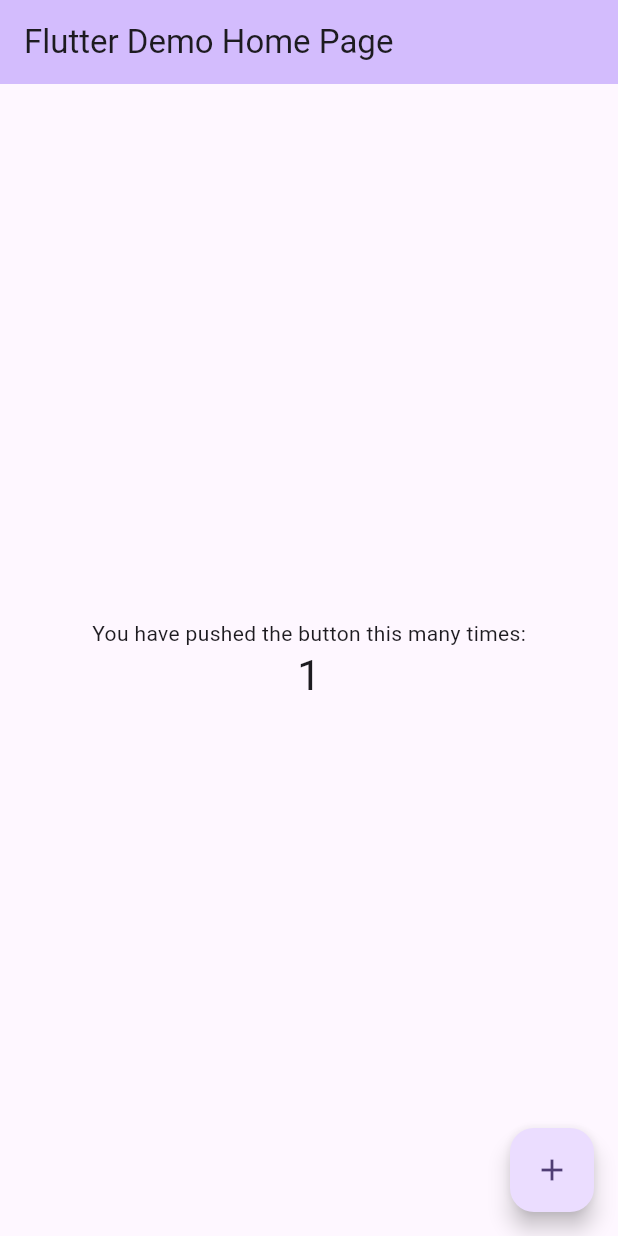
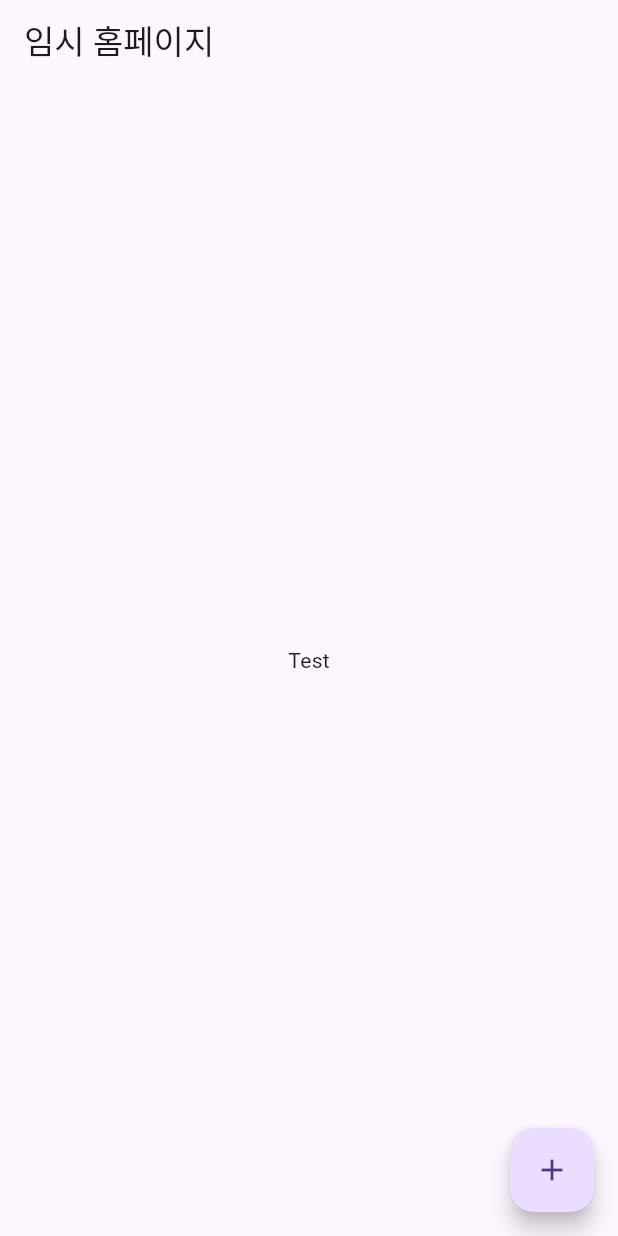
Before and after one commit to jang08089/flutter_shopping, a Flutter app: the screen it shows after launch, after a tap on the "add" icon, on a phone screen of 412 x 824 dp. Run offline on Flutter 3.47's test engine with Material 3 defaults, Android fonts, the phone set to English and light mode, and no system bars.

Commit message:
setup: project structure

```diff
--- a/lib/home_page.dart
+++ b/lib/home_page.dart
@@ -0,0 +1,18 @@
+import 'package:flutter/material.dart';
+
+class HomePage extends StatelessWidget {
+  @override
+  Widget build(BuildContext context) {
+    return Scaffold(
+      appBar: AppBar(title: Text("임시 홈페이지")),
+      body: Center(child: Text("Test")),
+
+      floatingActionButton: FloatingActionButton(
+        onPressed: () {
+          Navigator.pushNamed(context, "/add-product");
+        },
+        child: Icon(Icons.add),
+      ),
+    );
+  }
+}
--- a/lib/main.dart
+++ b/lib/main.dart
@@ -1,4 +1,5 @@
 import 'package:flutter/material.dart';
+import 'home_page.dart';
 
 void main() {
   runApp(const MyApp());
@@ -7,116 +8,8 @@ void main() {
 class MyApp extends StatelessWidget {
   const MyApp({super.key});
 
-  // This widget is the root of your application.
   @override
   Widget build(BuildContext context) {
-    return MaterialApp(
-      title: 'Flutter Demo',
-      theme: ThemeData(
-        // This is the theme of your application.
-        //
-        // TRY THIS: Try running your application with "flutter run". You'll see
-        // the application has a purple toolbar. Then, without quitting the app,
-        // try changing the seedColor in the colorScheme below to Colors.green
-        // and then invoke "hot reload" (save your changes or press the "hot
-        // reload" button in a Flutter-supported IDE, or press "r" if you used
-        // the command line to start the app).
-        //
-        // Notice that the counter didn't reset back to zero; the application
-        // state is not lost during the reload. To reset the state, use hot
-        // restart instead.
-        //
-        // This works for code too, not just values: Most code changes can be
-        // tested with just a hot reload.
-        colorScheme: ColorScheme.fromSeed(seedColor: Colors.deepPurple),
-      ),
-      home: const MyHomePage(title: 'Flutter Demo Home Page'),
-    );
+    return MaterialApp(home: HomePage());
   }
 }
-
-class MyHomePage extends StatefulWidget {
-  const MyHomePage({super.key, required this.title});
-
-  // This widget is the home page of your application. It is stateful, meaning
-  // that it has a State object (defined below) that contains fields that affect
-  // how it looks.
-
-  // This class is the configuration for the state. It holds the values (in this
-  // case the title) provided by the parent (in this case the App widget) and
-  // used by the build method of the State. Fields in a Widget subclass are
-  // always marked "final".
-
-  final String title;
-
-  @override
-  State<MyHomePage> createState() => _MyHomePageState();
-}
-
-class _MyHomePageState extends State<MyHomePage> {
-  int _counter = 0;
-
-  void _incrementCounter() {
-    setState(() {
-      // This call to setState tells the Flutter framework that something has
-      // changed in this State, which causes it to rerun the build method below
-      // so that the display can reflect the updated values. If we changed
-      // _counter without calling setState(), then the build method would not be
-      // called again, and so nothing would appear to happen.
-      _counter++;
-    });
-  }
-
-  @override
-  Widget build(BuildContext context) {
-    // This method is rerun every time setState is called, for instance as done
-    // by the _incrementCounter method above.
-    //
-    // The Flutter framework has been optimized to make rerunning build methods
-    // fast, so that you can just rebuild anything that needs updating rather
-    // than having to individually change instances of widgets.
-    return Scaffold(
-      appBar: AppBar(
-        // TRY THIS: Try changing the color here to a specific color (to
-        // Colors.amber, perhaps?) and trigger a hot reload to see the AppBar
-        // change color while the other colors stay the same.
-        backgroundColor: Theme.of(context).colorScheme.inversePrimary,
-        // Here we take the value from the MyHomePage object that was created by
-        // the App.build method, and use it to set our appbar title.
-        title: Text(widget.title),
-      ),
-      body: Center(
-        // Center is a layout widget. It takes a single child and positions it
-        // in the middle of the parent.
-        child: Column(
-          // Column is also a layout widget. It takes a list of children and
-          // arranges them vertically. By default, it sizes itself to fit its
-          // children horizontally, and tries to be as tall as its parent.
-          //
-          // Column has various properties to control how it sizes itself and
-          // how it positions its children. Here we use mainAxisAlignment to
-          // center the children vertically; the main axis here is the vertical
-          // axis because Columns are vertical (the cross axis would be
-          // horizontal).
-          //
-          // TRY THIS: Invoke "debug painting" (choose the "Toggle Debug Paint"
-          // action in the IDE, or press "p" in the console), to see the
-          // wireframe for each widget.
-          mainAxisAlignment: MainAxisAlignment.center,
-          children: <Widget>[
-            const Text('You have pushed the button this many times:'),
-            Text(
-              '$_counter',
-              style: Theme.of(context).textTheme.headlineMedium,
-            ),
-          ],
-        ),
-      ),
-      floatingActionButton: FloatingActionButton(
-        onPressed: _incrementCounter,
-        tooltip: 'Increment',
-        child: const Icon(Icons.add),
-      ), // This trailing comma makes auto-formatting nicer for build methods.
-    );
-  }
-}
--- a/lib/pages/add_product_page.dart
+++ b/lib/pages/add_product_page.dart
@@ -0,0 +1,24 @@
+import 'package:flutter/material.dart';
+
+class AddProductPage extends StatefulWidget {
+  const AddProductPage({super.key}); // StatefulWidget 사용
+
+  @override
+  State<AddProductPage> createState() => _AddProductPageState();
+}
+
+class _AddProductPageState extends State<AddProductPage> {
+  final _formkey = GlobalKey<FormState>(); // 위젯의 상태를 관리하는(저장 등) 변수선언
+
+  String? _productName; // 상품 이름을 저장하는 변수
+  String? _productPrice; // 상품 가격을 저장하는 변수
+  String? _productDescription; // 상품 설명을 저장하는 변수
+  String? _image; // 상품 이미지를 저장하는 변수
+
+  bool _imageSelected = false; // 이미지 선택 여부 상태
+
+  @override
+  Widget build(BuildContext context) {
+    return const Placeholder();
+  }
+}
```
